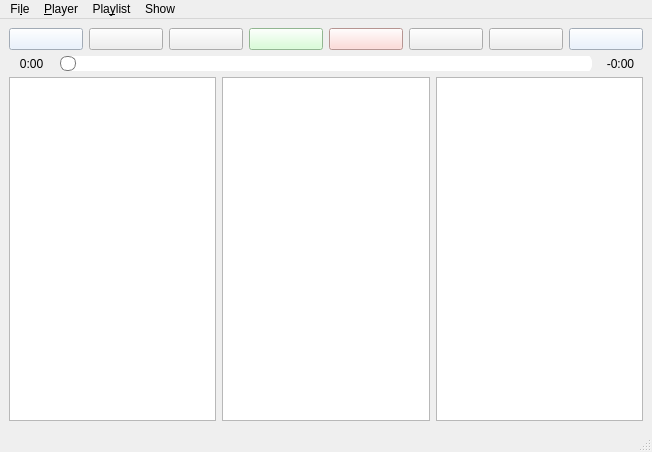
Above: gui/mainwindow.ui from derselbst/ANMP before the change. Below: the same form after it.
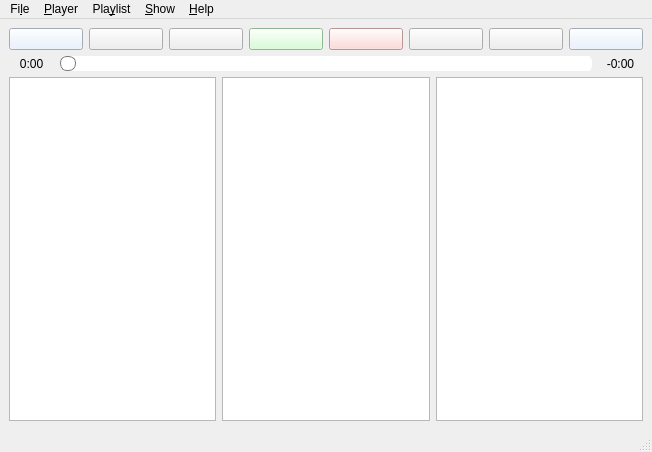
That is the form after the change. Icons and pictures are not drawn. Custom widgets are drawn as their Qt base class.

Commit message: manually connect qt signals

Patch:
```diff
--- a/gui/mainwindow.ui
+++ b/gui/mainwindow.ui
@@ -472,7 +472,7 @@
    </widget>
    <widget class="QMenu" name="menuShow">
     <property name="title">
-     <string>Show</string>
+     <string>&amp;Show</string>
     </property>
     <widget class="QMenu" name="menuVisualization">
      <property name="title">
@@ -487,10 +487,18 @@
     <addaction name="separator"/>
     <addaction name="actionSettings"/>
    </widget>
+   <widget class="QMenu" name="menuHelp">
+    <property name="title">
+     <string>&amp;Help</string>
+    </property>
+    <addaction name="actionAbout_Qt"/>
+    <addaction name="actionAbout_ANMP"/>
+   </widget>
    <addaction name="menuHello"/>
    <addaction name="menuPlayer"/>
    <addaction name="menuPlaylist"/>
    <addaction name="menuShow"/>
+   <addaction name="menuHelp"/>
   </widget>
   <widget class="QStatusBar" name="statusbar"/>
   <action name="actionClose">
```
Left out of the diff: 25 changed lines with no effect on the pictures. The commit also changes 2 other files.
